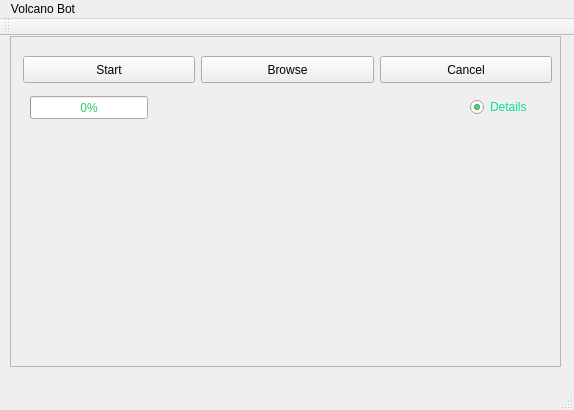
First picture: the form in src/mainwindow.ui, repository UCD-SeniorDesign-VolcanobotTeam2015/volcanobot, before the edit.
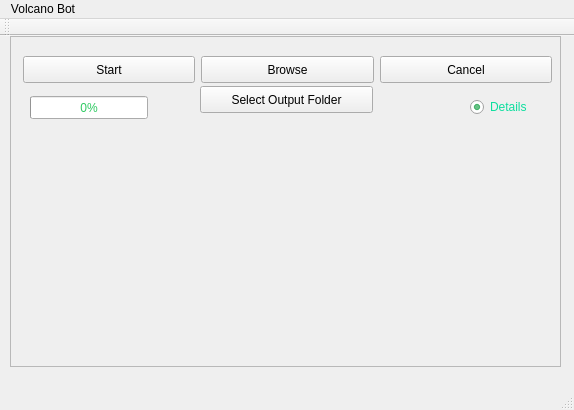
Second picture: the form after the edit.

Commit message: added output directory browse button.

```diff
--- a/src/mainwindow.ui
+++ b/src/mainwindow.ui
@@ -180,6 +180,19 @@
       <string>Browse</string>
      </property>
     </widget>
+    <widget class="QPushButton" name="Browse_output">
+     <property name="geometry">
+      <rect>
+       <x>190</x>
+       <y>50</y>
+       <width>173</width>
+       <height>27</height>
+      </rect>
+     </property>
+     <property name="text">
+      <string>Select Output Folder</string>
+     </property>
+    </widget>
     <zorder>Browse</zorder>
     <zorder>Start</zorder>
     <zorder>Cancel</zorder>
```
Left out of the diff: 1 changed line with no effect on the pictures. The commit also changes 3 other files.
